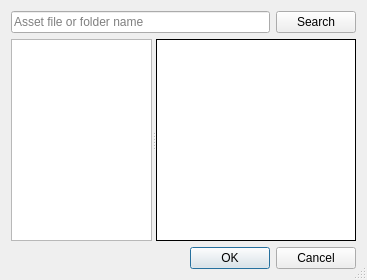
Old version of the form starcheat/templates/ImageBrowser.ui in the repository wizzomafizzo/starcheat.
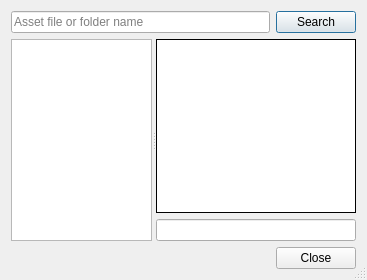
New version of the form.

Commit message:
Add image browser to tools menu
Still issues with it, modal item edit dialog locks it which
is pretty useless. Can't make it work without self var for some
reason but that's not a big deal.

What changed in the file:
```diff
--- a/starcheat/templates/ImageBrowser.ui
+++ b/starcheat/templates/ImageBrowser.ui
@@ -16,7 +16,7 @@
   <property name="sizeGripEnabled">
    <bool>true</bool>
   </property>
-  <layout class="QVBoxLayout" name="verticalLayout">
+  <layout class="QVBoxLayout" name="verticalLayout_2">
    <item>
     <layout class="QHBoxLayout" name="horizontalLayout_2">
      <item>
@@ -37,12 +37,6 @@
    </item>
    <item>
     <widget class="QSplitter" name="splitter">
-     <property name="sizePolicy">
-      <sizepolicy hsizetype="Expanding" vsizetype="Expanding">
-       <horstretch>0</horstretch>
-       <verstretch>0</verstretch>
-      </sizepolicy>
-     </property>
      <property name="orientation">
       <enum>Qt::Horizontal</enum>
      </property>
@@ -63,6 +57,9 @@
        <bool>true</bool>
       </property>
      </widget>
+     <widget class="QWidget" name="">
+      <layout class="QVBoxLayout" name="verticalLayout">
+       <item>
      <widget class="QLabel" name="image">
       <property name="sizePolicy">
        <sizepolicy hsizetype="Expanding" vsizetype="Expanding">
@@ -89,6 +86,16 @@
        <set>Qt::AlignCenter</set>
       </property>
      </widget>
+       </item>
+       <item>
+        <widget class="QLineEdit" name="asset_path">
+         <property name="readOnly">
+          <bool>true</bool>
+         </property>
+        </widget>
+       </item>
+      </layout>
+     </widget>
     </widget>
    </item>
    <item>
@@ -97,7 +104,7 @@
       <enum>Qt::Horizontal</enum>
      </property>
      <property name="standardButtons">
-      <set>QDialogButtonBox::Cancel|QDialogButtonBox::Ok</set>
+      <set>QDialogButtonBox::Close</set>
      </property>
     </widget>
    </item>
```
Left out of the diff: 3 changed lines with no effect on the pictures. Lines whose indentation alone changed are shown as unchanged. The commit also changes 3 other files.
